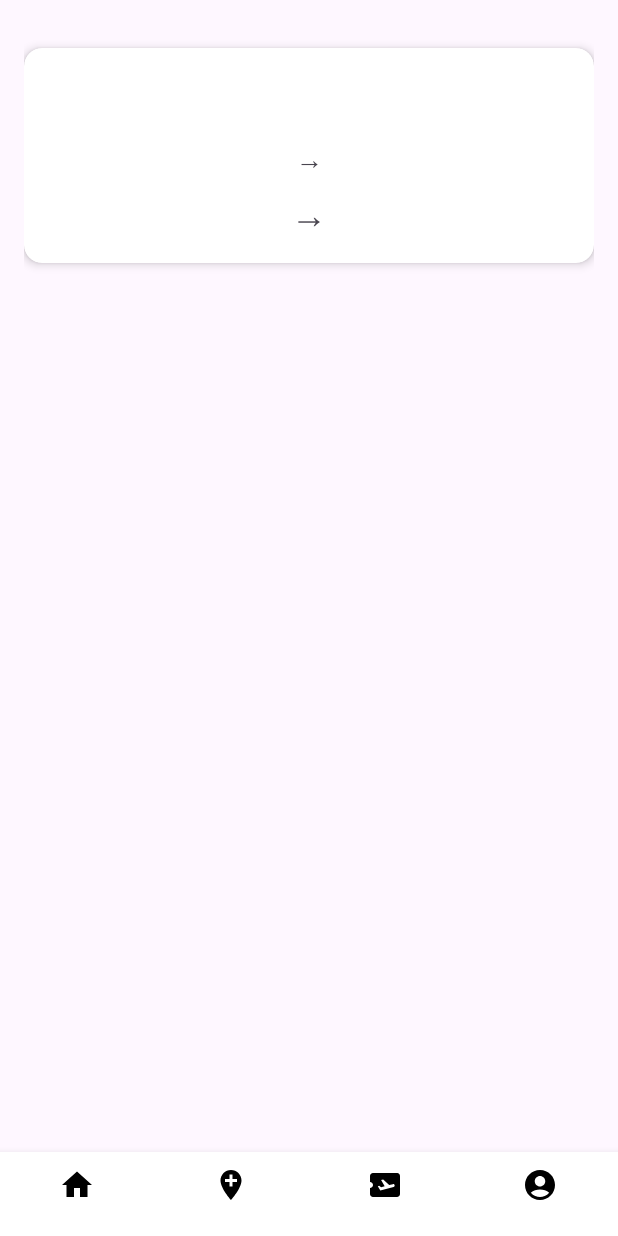
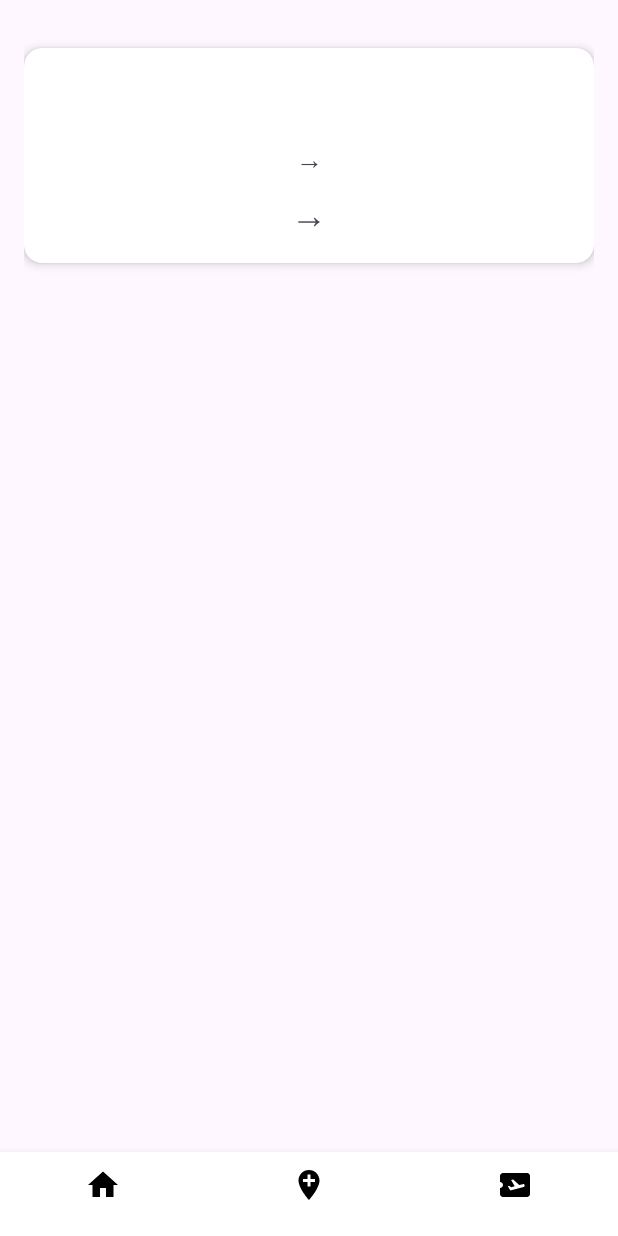
Before and after one commit to housseinmsallem/manouba, an Android app: the screen it shows after launch (MainActivity), on a phone screen of 412 x 824 dp. Run offline under Robolectric (Android 15) with nearby library versions, the light colour scheme and no system bars.

```diff
--- a/app/build.gradle.kts
+++ b/app/build.gradle.kts
@@ -43,7 +43,6 @@ dependencies {
     implementation(libs.credentials)
     implementation(libs.credentials.play.services.auth)
     implementation(libs.googleid)
-    implementation(libs.firebase.firestore)
 
     testImplementation(libs.junit)
     androidTestImplementation(libs.ext.junit)
--- a/app/src/main/java/com/example/manouba/MainActivity.java
+++ b/app/src/main/java/com/example/manouba/MainActivity.java
@@ -34,7 +34,7 @@ public class MainActivity extends AppCompatActivity {
     private TrainDatabaseHelper databaseHelper;
     private FusedLocationProviderClient fusedLocationClient;
     private List<Train> trainList;
-    private Button navHome, navLocation, navTickets, navAccount;
+    private Button navHome, navLocation, navTickets;
 
     @Override
     protected void onCreate(Bundle savedInstanceState) {
@@ -46,7 +46,6 @@ public class MainActivity extends AppCompatActivity {
         navHome = findViewById(R.id.nav_home);
         navLocation = findViewById(R.id.nav_location);
         navTickets = findViewById(R.id.nav_tickets);
-        navAccount = findViewById(R.id.nav_account);
 
         // Set up navigation button listeners
         navHome.setOnClickListener(v -> {
@@ -56,7 +55,6 @@ public class MainActivity extends AppCompatActivity {
 
         navLocation.setOnClickListener(v -> loadFragment(new LocationFragment()));
         navTickets.setOnClickListener(v -> loadFragment(new TicketFragment()));
-        navAccount.setOnClickListener(v -> loadFragment(new AccountFragment()));
 
         // Initialize location services
         fusedLocationClient = LocationServices.getFusedLocationProviderClient(this);
--- /dev/null
+++ b/app/src/main/res/drawable/ic_arrow_left.xml
@@ -0,0 +1,5 @@
+<vector xmlns:android="http://schemas.android.com/apk/res/android" android:autoMirrored="true" android:height="24dp" android:tint="#000000" android:viewportHeight="24" android:viewportWidth="24" android:width="24dp">
+
+    <path android:fillColor="@android:color/white" android:pathData="M20,11H7.83l5.59,-5.59L12,4l-8,8 8,8 1.41,-1.41L7.83,13H20v-2z"/>
+
+</vector>
--- /dev/null
+++ b/app/src/main/res/drawable/ic_arrow_right.xml
@@ -0,0 +1,5 @@
+<vector xmlns:android="http://schemas.android.com/apk/res/android" android:autoMirrored="true" android:height="24dp" android:tint="#000000" android:viewportHeight="24" android:viewportWidth="24" android:width="24dp">
+
+    <path android:fillColor="@android:color/white" android:pathData="M12,4l-1.41,1.41L16.17,11H4v2h12.17l-5.58,5.59L12,20l8,-8z"/>
+
+</vector>
--- /dev/null
+++ b/app/src/main/res/drawable/ic_station.xml
@@ -0,0 +1,5 @@
+<vector xmlns:android="http://schemas.android.com/apk/res/android" android:height="24dp" android:tint="#000000" android:viewportHeight="24" android:viewportWidth="24" android:width="24dp">
+
+    <path android:fillColor="@android:color/white" android:pathData="M14.4,6L14,4H5v17h2v-7h5.6l0.4,2h7V6z"/>
+
+</vector>
--- a/app/src/main/res/layout/activity_main.xml
+++ b/app/src/main/res/layout/activity_main.xml
@@ -163,7 +163,7 @@
         android:background="#FFFFFF"
         android:elevation="8dp"
         android:orientation="horizontal"
-        android:weightSum="4"> <!-- Changed from 3 to 4 -->
+        android:weightSum="3">
 
         <Button
             android:id="@+id/nav_home"
@@ -203,20 +203,6 @@
             android:text="Tickets"
             android:textColor="#333333"
             android:textSize="12sp" />
-
-        <Button
-            android:id="@+id/nav_account"
-            android:layout_width="0dp"
-            android:layout_height="match_parent"
-            android:layout_weight="1"
-            android:background="?android:attr/selectableItemBackground"
-            android:drawableTop="@drawable/ic_account"
-            android:gravity="center"
-            android:drawablePadding="4dp"
-            android:text="Account"
-            android:textColor="#333333"
-            android:textSize="12sp" />
-
     </LinearLayout>
 
 </androidx.coordinatorlayout.widget.CoordinatorLayout>
--- a/app/src/main/res/values/colors.xml
+++ /dev/null
@@ -1,5 +0,0 @@
-<?xml version="1.0" encoding="utf-8"?>
-<resources>
-    <color name="black">#FF000000</color>
-    <color name="white">#FFFFFFFF</color>
-</resources>
--- a/gradle.properties
+++ b/gradle.properties
@@ -19,3 +19,4 @@ android.useAndroidX=true
 # resources declared in the library itself and none from the library's dependencies,
 # thereby reducing the size of the R class for that library
 android.nonTransitiveRClass=true
+MAPTILER_API_KEY=9IJsjsOyyjzXmSzY1Vvq
--- a/gradle/libs.versions.toml
+++ b/gradle/libs.versions.toml
@@ -13,7 +13,6 @@ firebaseAuth = "23.2.0"
 credentials = "1.5.0"
 credentialsPlayServicesAuth = "1.5.0"
 googleid = "1.1.1"
-firebaseFirestore = "25.1.4"
 
 [libraries]
 junit = { group = "junit", name = "junit", version.ref = "junit" }
@@ -28,7 +27,6 @@ firebase-auth = { group = "com.google.firebase", name = "firebase-auth", version
 credentials = { group = "androidx.credentials", name = "credentials", version.ref = "credentials" }
 credentials-play-services-auth = { group = "androidx.credentials", name = "credentials-play-services-auth", version.ref = "credentialsPlayServicesAuth" }
 googleid = { group = "com.google.android.libraries.identity.googleid", name = "googleid", version.ref = "googleid" }
-firebase-firestore = { group = "com.google.firebase", name = "firebase-firestore", version.ref = "firebaseFirestore" }
 
 [plugins]
 android-application = { id = "com.android.application", version.ref = "agp" }
```
Also changed, not shown: app/src/main/res/drawable/dotted_line.xml (added, +9 -0 lines), app/src/main/res/drawable/ic_refresh.xml (added, +15 -0 lines), app/src/main/res/values/color.xml (added, +10 -0 lines), 1 other file.
